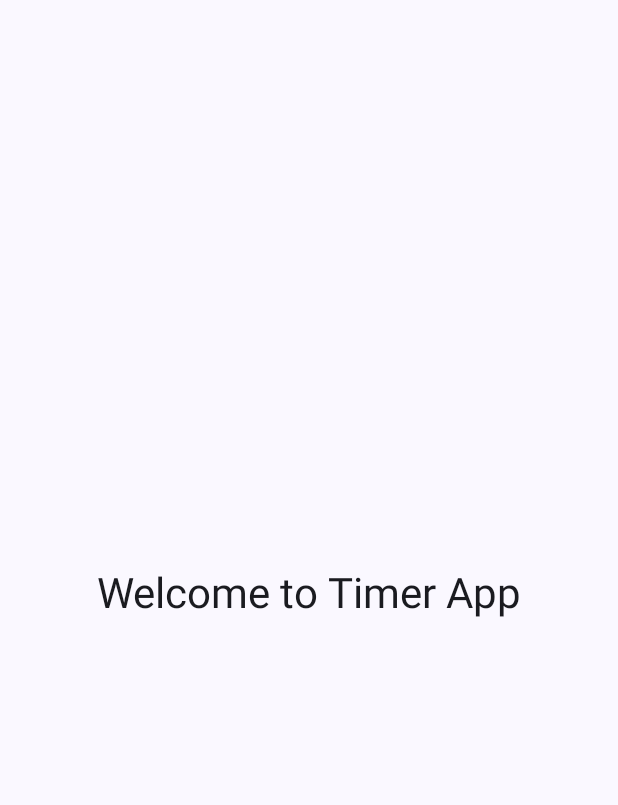
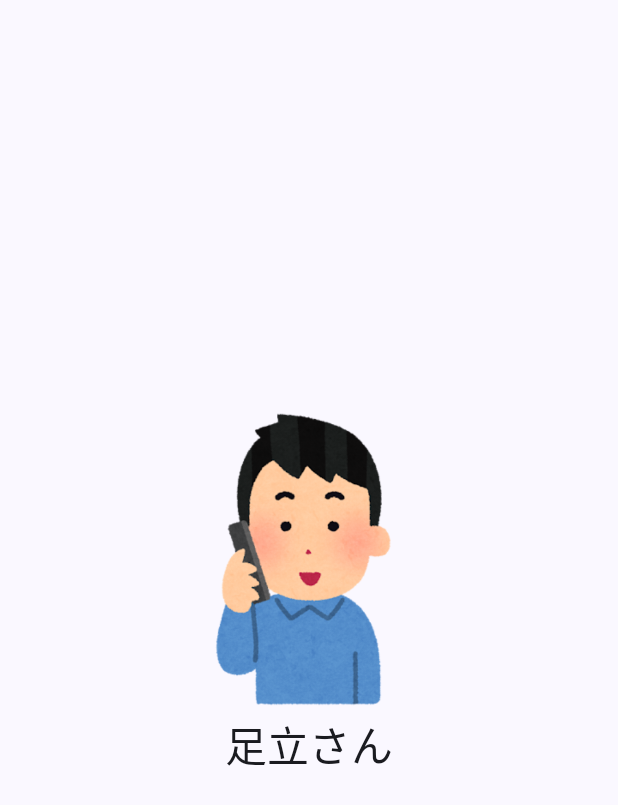
Before and after one commit to kawai-yuuki/ComposeTimerApp, an Android app built with Jetpack Compose: the first screen one second after launch (MainActivity), on a phone screen of 412 x 824 dp. Shown: the top 805 px of the screen. Run offline under Robolectric (Android 15) with nearby library versions, the phone set to English and light mode, and no system bars.

Commit message:
add_tiltle

```diff
--- a/app/src/main/java/com/example/composetimerapp/MainActivity.kt
+++ b/app/src/main/java/com/example/composetimerapp/MainActivity.kt
@@ -179,8 +179,16 @@ fun StartScreen(onStartTransition: () -> Unit) {
         verticalArrangement = Arrangement.Center,
         horizontalAlignment = Alignment.CenterHorizontally
     ) {
+        Image(
+            painter = painterResource(id = R.drawable.title_image),
+            contentDescription = "Title",
+            modifier = Modifier
+                .size(200.dp)
+                .fillMaxWidth(),// 横幅いっぱいに拡張
+            contentScale = ContentScale.Fit // 画像が見切れないように収める
+        )
         Text(
-            text = "Welcome to Timer App",
+            text = "足立さん",
             style = MaterialTheme.typography.headlineMedium,
             modifier = Modifier.padding(bottom = 32.dp)
         )
```
Also changed, not shown: app/src/main/res/drawable/title_image.png (added).
